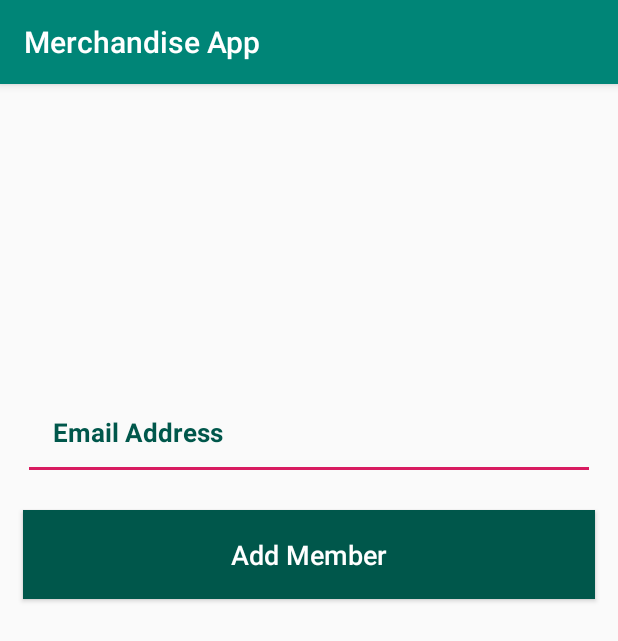
After one commit to Kartik-715/MerchandiseApp, an Android app: the AddMembersActivity screen opened directly, with no data from a screen before it, on a phone screen of 412 x 824 dp. The commit adds this screen. Shown: the top 641 px of the screen. Run offline under Robolectric (Android 15) with nearby library versions, the light colour scheme and no system bars; our stand-ins replace Firebase (no records; nobody signed in at launch, a user with empty details on screens opened directly).

Commit message:
Add Members Activity Done

```diff
--- a/app/src/main/AndroidManifest.xml
+++ b/app/src/main/AndroidManifest.xml
@@ -20,7 +20,8 @@
         android:supportsRtl="true"
         android:theme="@style/AppTheme"
         tools:ignore="GoogleAppIndexingWarning">
-        <activity android:name=".GroupRegisterActivity"></activity>
+        <activity android:name=".AddMembersActivity"></activity>
+        <activity android:name=".GroupRegisterActivity" />
         <activity android:name=".AddMerchandise" />
         <activity
             android:name=".VendorActivity"
--- /dev/null
+++ b/app/src/main/java/com/example/merchandiseapp/Prevalent/Prevalent_Groups.java
@@ -0,0 +1,6 @@
+package com.example.merchandiseapp.Prevalent;
+
+public class Prevalent_Groups
+{
+    public static String currentGroupName;
+}
--- /dev/null
+++ b/app/src/main/res/layout/activity_add_members.xml
@@ -0,0 +1,40 @@
+<?xml version="1.0" encoding="utf-8"?>
+<RelativeLayout xmlns:android="http://schemas.android.com/apk/res/android"
+    xmlns:app="http://schemas.android.com/apk/res-auto"
+    xmlns:tools="http://schemas.android.com/tools"
+    android:layout_width="match_parent"
+    android:layout_height="match_parent"
+    tools:context=".AddMembersActivity">
+
+    <EditText
+        android:id="@+id/Add_Email"
+        android:layout_width="match_parent"
+        android:layout_height="wrap_content"
+        android:padding="20dp"
+        android:layout_marginTop="200dp"
+        android:layout_marginLeft="15dp"
+        android:layout_marginRight="15dp"
+        android:hint="Email Address"
+        android:textColor="@color/colorPrimaryDark"
+        android:textColorHint="@color/colorPrimaryDark"
+        android:textSize="17sp"
+        android:textStyle="bold"
+        />
+
+    <Button
+        android:id="@+id/Btn_Member"
+        android:layout_width="match_parent"
+        android:layout_height="wrap_content"
+        android:layout_below="@+id/Add_Email"
+        android:layout_marginTop="20dp"
+        android:layout_marginLeft="15dp"
+        android:layout_marginRight="15dp"
+        android:background="@color/colorPrimaryDark"
+        android:padding="17dp"
+        android:textAllCaps="false"
+        android:textSize="18sp"
+        android:text="Add Member"
+        android:textColor="@android:color/white"
+        />
+
+</RelativeLayout>
```
Also changed, not shown: app/src/main/java/com/example/merchandiseapp/AddMembersActivity.java (added, +145 -0 lines), app/src/main/java/com/example/merchandiseapp/HomeActivity.java (+6 -3 lines), app/src/main/java/com/example/merchandiseapp/LoginActivity.java (+12 -1 lines), app/src/main/res/layout/activity_login.xml (+7 -0 lines).
